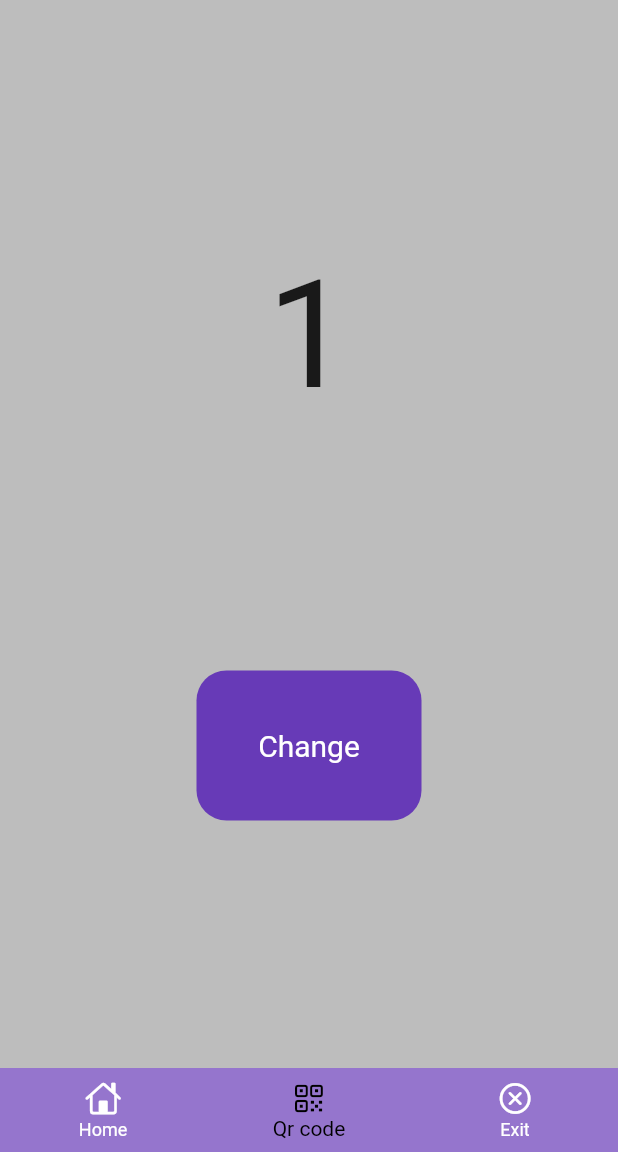
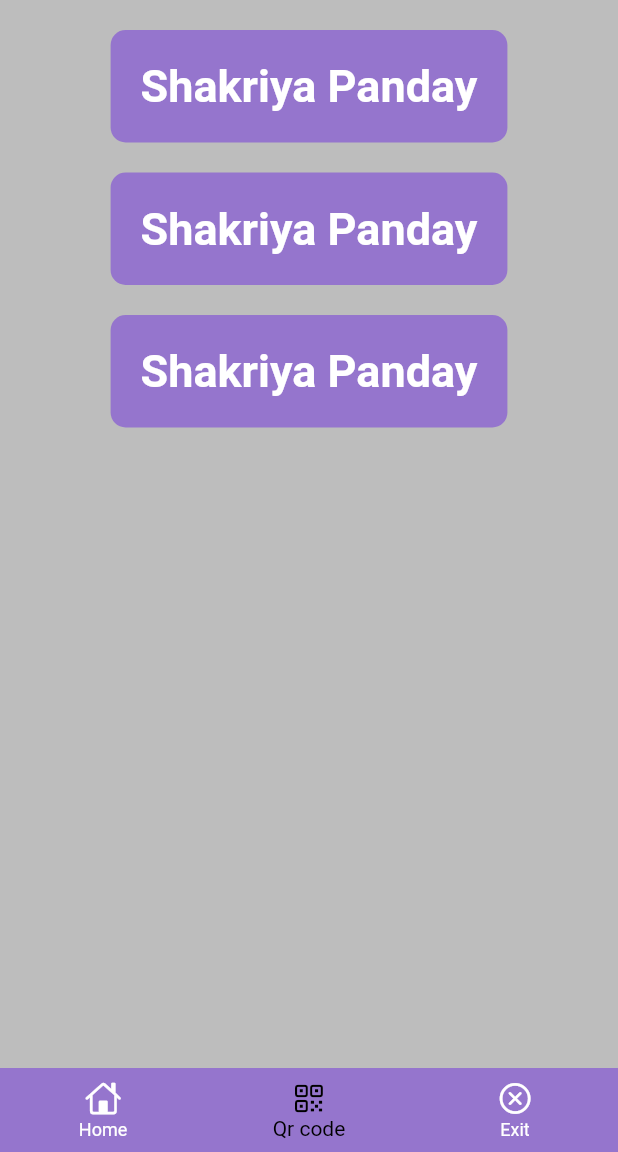
Before and after one commit to ShakriyaPanday/basic_ui, a Flutter app: the screen it shows after launch, on a phone screen of 412 x 824 dp, the part 84-1236 px from its top. Run offline on Flutter 3.47's test engine with Material 2 defaults, Android fonts, the phone set to English and light mode, and no system bars.

Commit message:
Selector added

```diff
--- a/lib/pages/homepage.dart
+++ b/lib/pages/homepage.dart
@@ -1,3 +1,4 @@
+import 'package:basic_ui/widgets/stateful/selector.dart';
 import 'package:basic_ui/widgets/stateful/counter.dart';
 import 'package:basic_ui/widgets/stateless/column.dart';
 import 'package:basic_ui/widgets/stateless/container.dart';
@@ -35,7 +36,7 @@ class HomePage extends StatelessWidget {
         backgroundColor: Colors.deepPurple[400],
         elevation: 0,
       ),
-      body: CounterWidget(),
+      body: ItemselectorWidget(),
     );
   }
 }
--- /dev/null
+++ b/lib/widgets/stateful/selector.dart
@@ -0,0 +1,106 @@
+import 'package:flutter/material.dart';
+
+class ItemselectorWidget extends StatefulWidget {
+  const ItemselectorWidget({super.key});
+
+  @override
+  State<ItemselectorWidget> createState() => _ItemselectorWidgetState();
+}
+
+class _ItemselectorWidgetState extends State<ItemselectorWidget> {
+  Color color1 = Colors.deepPurple[300]!;
+  Color color2 = Colors.deepPurple[300]!;
+  Color color3 = Colors.deepPurple[300]!;
+  @override
+  Widget build(BuildContext context) {
+    return Center(
+        child: ListView(
+      children: [
+        Padding(
+          padding: const EdgeInsets.all(20.0),
+          child: Column(
+            children: [
+              // First column
+              GestureDetector(
+                onTap: () {
+                  setState(() {
+                    color1 = color1 == Colors.deepPurple[300]!
+                        ? Colors.deepOrange
+                        : Colors.deepPurple[300]!;
+                    color2 = Colors.deepPurple[300]!;
+                    color3 = Colors.deepPurple[300]!;
+                  });
+                },
+                child: Container(
+                  padding: EdgeInsets.all(20),
+                  decoration: BoxDecoration(
+                      color: color1, borderRadius: BorderRadius.circular(10)),
+                  child: Text(
+                    "Shakriya Panday",
+                    style: TextStyle(
+                        color: Colors.white,
+                        fontSize: 30,
+                        fontWeight: FontWeight.bold),
+                  ),
+                ),
+              ),
+              SizedBox(
+                height: 20,
+              ),
+
+              GestureDetector(
+                onTap: () {
+                  setState(() {
+                    color2 = color2 == Colors.deepPurple[300]!
+                        ? Colors.deepOrange
+                        : Colors.deepPurple[300]!;
+                    color1 = Colors.deepPurple[300]!;
+                    color3 = Colors.deepPurple[300]!;
+                  });
+                },
+                child: Container(
+                  padding: EdgeInsets.all(20),
+                  decoration: BoxDecoration(
+                      color: color2, borderRadius: BorderRadius.circular(10)),
+                  child: Text(
+                    "Shakriya Panday",
+                    style: TextStyle(
+                        color: Colors.white,
+                        fontSize: 30,
+                        fontWeight: FontWeight.bold),
+                  ),
+                ),
+              ),
+              SizedBox(
+                height: 20,
+              ),
+              GestureDetector(
+                onTap: () {
+                  setState(() {
+                    color3 = color3 == Colors.deepPurple[300]!
+                        ? Colors.deepOrange
+                        : Colors.deepPurple[300]!;
+                    color1 = Colors.deepPurple[300]!;
+                    color2 = Colors.deepPurple[300]!;
+                  });
+                },
+                child: Container(
+                  padding: EdgeInsets.all(20),
+                  decoration: BoxDecoration(
+                      color: color3, borderRadius: BorderRadius.circular(10)),
+                  child: Text(
+                    "Shakriya Panday",
+                    style: TextStyle(
+                        color: Colors.white,
+                        fontSize: 30,
+                        fontWeight: FontWeight.bold),
+                  ),
+                ),
+              ),
+            ],
+          ),
+        ),
+      ],
+    ));
+  }
+}
```
Also changed, not shown: lib/widgets/stateless/row.dart (renamed from lib/widgets/row.dart).
